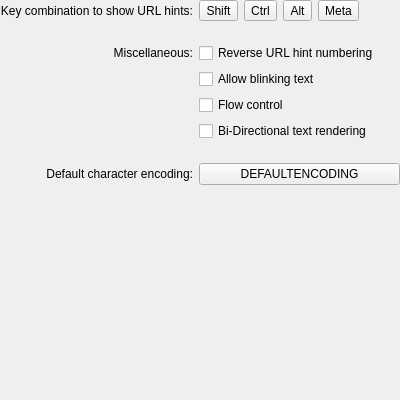
Old version of the form src/widgets/EditProfileAdvancedPage.ui in the repository KDE/konsole.
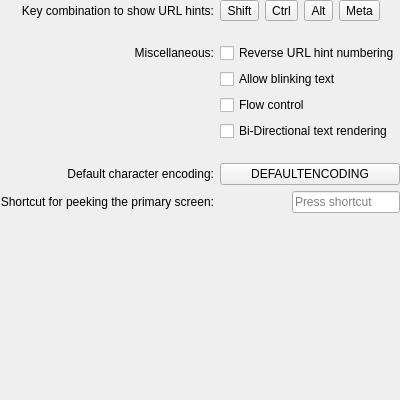
New version of the form.

Commit message:
Add possibility of peeking primary screen
Good explanation from Tomaz (he's better with words than me):
    I think he wants to quick swap the text from primary and secondary screens:
        ls folder
        vim somefile.txt
        - mmm, what's the name of the file I need, I just did the LS for that reason -
        peek into primary screen, note the file name, go back to secondary screen

Merge request:
https://invent.kde.org/utilities/konsole/-/merge_requests/210

The edit to the form file:
```diff
--- a/src/widgets/EditProfileAdvancedPage.ui
+++ b/src/widgets/EditProfileAdvancedPage.ui
@@ -270,6 +270,20 @@
        </property>
       </widget>
      </item>
+     <item row="8" column="0" alignment="Qt::AlignRight">
+      <widget class="QLabel" name="peekPrimaryLabel">
+       <property name="text">
+        <string>Shortcut for peeking the primary screen:</string>
+       </property>
+       <property name="alignment">
+        <set>Qt::AlignRight|Qt::AlignTrailing|Qt::AlignVCenter</set>
+       </property>
+      </widget>
+     </item>
+     <item row="8" column="1" alignment="Qt::AlignRight">
+      <widget class="QKeySequenceEdit" name="peekPrimaryWidget">
+      </widget>
+     </item>
     </layout>
    </item>
    <item>
```
The commit also changes 9 other files.
